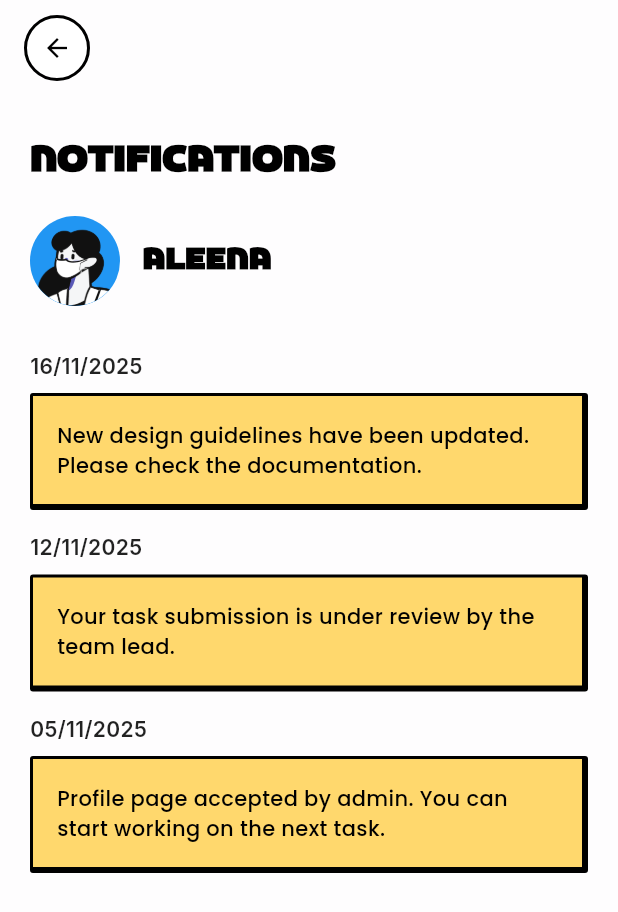
After one commit to Albin2420/aegis, a Flutter app: the NotificationPage screen opened directly, after a tap on "ALEENA", on a phone screen of 412 x 824 dp. The commit adds this screen. Shown: the top 912 px of the screen. Run offline on Flutter 3.47's test engine with Material 3 defaults, Android fonts, the phone set to English and light mode, and no system bars; our stand-ins replace flutter_easyloading, get, google_fonts.

Commit message:
implemented notification page on 17/11/2025 at 2.45 pm

```diff
--- /dev/null
+++ b/lib/src/presentation/controller/Notification/notification_controller.dart
@@ -0,0 +1,19 @@
+import 'package:get/get.dart';
+import '../../screens/Notification/notification_page.dart';
+
+
+/// Controller for switching between list/detail views
+class NotificationController extends GetxController {
+  final isDetailView = false.obs;
+  final selectedPersonData = Rxn<PersonNotificationData>();
+
+  void showDetail(PersonNotificationData data) {
+    selectedPersonData.value = data;
+    isDetailView.value = true;
+  }
+
+  void showList() {
+    selectedPersonData.value = null;
+    isDetailView.value = false;
+  }
+}
--- a/lib/src/presentation/screens/HomePage/home_screen.dart
+++ b/lib/src/presentation/screens/HomePage/home_screen.dart
@@ -3,6 +3,7 @@ import 'package:flutter/services.dart';
 import 'package:get/get.dart';
 import '../../controller/navigation/nav_controller.dart';
 import '../CompletedTask/completed_task_page.dart';
+import '../Notification/notification_page.dart';
 import 'home.dart';
 
 class HomeScreen extends StatelessWidget {
@@ -44,7 +45,7 @@ class HomeScreen extends StatelessWidget {
             children: const [
               Home(),
               CompletedTask(),
-              // NotificationPage(),
+              NotificationPage(),
               // ProfilePage(),
             ],
           );
--- /dev/null
+++ b/lib/src/presentation/screens/Notification/notification_page.dart
@@ -0,0 +1,174 @@
+import 'package:flutter/material.dart';
+import 'package:get/get.dart';
+import '../../controller/Notification/notification_controller.dart';
+import '../../controller/navigation/nav_controller.dart';
+import 'widgets/notification_detail_view.dart';
+import 'widgets/notification_widget.dart';
+
+class NotificationMessage {
+  final String date;
+  final String message;
+  NotificationMessage({required this.date, required this.message});
+}
+
+class PersonNotificationData {
+  final String name;
+  final String avatarImagePath;
+  final Color avatarBackgroundColor;
+  final List<NotificationMessage> messages;
+  PersonNotificationData({
+    required this.name,
+    required this.avatarImagePath,
+    required this.avatarBackgroundColor,
+    required this.messages,
+  });
+}
+
+class NotificationPage extends StatelessWidget {
+  const NotificationPage({super.key});
+
+  @override
+  Widget build(BuildContext context) {
+    final notifController = Get.put(NotificationController());
+    final navController = Get.find<NavigationController>();
+
+    final allNotifications = [
+      PersonNotificationData(
+        name: "ALEENA",
+        avatarImagePath: "assets/images/aleena.png",
+        avatarBackgroundColor: Colors.blue,
+        messages: [
+          NotificationMessage(
+            date: "05/11/2025",
+            message: "Profile page accepted by admin. You can start working on the next task.",
+          ),
+          NotificationMessage(
+            date: "12/11/2025",
+            message: "Your task submission is under review by the team lead.",
+          ),
+          NotificationMessage(
+            date: "16/11/2025",
+            message: "New design guidelines have been updated. Please check the documentation.",
+          ),
+        ],
+      ),
+      PersonNotificationData(
+        name: "SREELAKSHMI",
+        avatarImagePath: "assets/images/sreelakshmi.png",
+        avatarBackgroundColor: Colors.pink,
+        messages: [
+          NotificationMessage(
+            date: "10/11/2025",
+            message: "Home page design has been rejected. Please review the feedback and make necessary changes.",
+          ),
+          NotificationMessage(
+            date: "15/11/2025",
+            message: "Admin has requested revision on the color scheme for the landing page.",
+          ),
+        ],
+      ),
+      PersonNotificationData(
+        name: "ALAN",
+        avatarImagePath: "assets/images/alen.png",
+        avatarBackgroundColor: Colors.purple,
+        messages: [
+          NotificationMessage(
+            date: "12/11/2025",
+            message: "Rework required for Login page. The authentication flow needs to be simplified.",
+          ),
+          NotificationMessage(
+            date: "16/11/2025",
+            message: "Team lead has added comments on your UI design. Please check and update.",
+          ),
+        ],
+      ),
+      PersonNotificationData(
+        name: "ALBIN",
+        avatarImagePath: "assets/images/albin.png",
+        avatarBackgroundColor: Colors.green,
+        messages: [
+          NotificationMessage(
+            date: "17/11/2025",
+            message: "New work has been added to your task list. Priority: High. Deadline: Nov 20.",
+          ),
+          NotificationMessage(
+            date: "17/11/2025",
+            message: "Your settings page implementation was excellent. Keep up the good work!",
+          ),
+        ],
+      ),
+    ];
+
+    return Obx(() {
+      if (notifController.isDetailView.value && notifController.selectedPersonData.value != null) {
+        return NotificationDetailView(
+          personData: notifController.selectedPersonData.value!,
+          onBack: notifController.showList,
+        );
+      } else {
+        return Scaffold(
+          backgroundColor: const Color(0xFFFEFDFE),
+          body: SafeArea(
+            child: SingleChildScrollView(
+              physics: const BouncingScrollPhysics(),
+              child: Padding(
+                padding: const EdgeInsets.symmetric(horizontal: 20, vertical: 12),
+                child: Column(
+                  crossAxisAlignment: CrossAxisAlignment.start,
+                  children: [
+                    // Back Arrow
+                    IconButton(
+                      icon: Container(
+                        padding: const EdgeInsets.all(10),
+                        decoration: const BoxDecoration(
+                          shape: BoxShape.circle,
+                          color: Colors.white,
+                          border: Border.fromBorderSide(
+                            BorderSide(color: Colors.black, width: 2),
+                          ),
+                        ),
+                        child: const Icon(
+                          Icons.arrow_back,
+                          color: Colors.black,
+                          size: 20,
+                        ),
+                      ),
+                      onPressed: () => navController.changeIndex(index: 0),
+                    ),
+                    const SizedBox(height: 10),
+                    // "NOTIFICATIONS" Title
+                    const Text(
+                      "NOTIFICATIONS",
+                      style: TextStyle(
+                        fontFamily: 'Wilker',
+                        fontSize: 24,
+                        fontWeight: FontWeight.w900,
+                        color: Colors.black,
+                      ),
+                    ),
+                    const SizedBox(height: 10),
+                    // Notification List
+                    Column(
+                      children: List.generate(allNotifications.length, (index) {
+                        final person = allNotifications[index];
+                        return NotificationWidget(
+                          name: person.name,
+                          message: person.messages.first.message,
+                          date: person.messages.first.date,
+                          avatarBackgroundColor: person.avatarBackgroundColor,
+                          avatarImagePath: person.avatarImagePath,
+                          isLast: index == allNotifications.length - 1,
+                          onTap: () => notifController.showDetail(person),
+                        );
+                      }),
+                    ),
+                  ],
+                ),
+              ),
+            ),
+          ),
+        );
+      }
+    });
+  }
+}
--- /dev/null
+++ b/lib/src/presentation/screens/Notification/widgets/notification_detail_view.dart
@@ -0,0 +1,144 @@
+import 'package:flutter/material.dart';
+import 'package:google_fonts/google_fonts.dart';
+import '../notification_page.dart';
+
+class NotificationDetailView extends StatelessWidget {
+  final PersonNotificationData personData;
+  final VoidCallback onBack;
+
+  const NotificationDetailView({
+    super.key,
+    required this.personData,
+    required this.onBack,
+  });
+
+  @override
+  Widget build(BuildContext context) {
+    final reversedMessages = personData.messages.reversed.toList();
+    return Scaffold(
+      backgroundColor: const Color(0xFFFEFDFE),
+      body: Column(
+        children: [
+          SafeArea(
+            bottom: false,
+            child: Container(
+              color: const Color(0xFFFEFDFE),
+              padding: const EdgeInsets.symmetric(horizontal: 16, vertical: 10),
+              child: Row(
+                children: [
+                  GestureDetector(
+                    onTap: onBack,
+                    child: Container(
+                      padding: const EdgeInsets.all(10),
+                      decoration: const BoxDecoration(
+                        shape: BoxShape.circle,
+                        color: Colors.white,
+                        border: Border.fromBorderSide(
+                          BorderSide(color: Colors.black, width: 2),
+                        ),
+                      ),
+                      child: const Icon(
+                        Icons.arrow_back,
+                        color: Colors.black,
+                        size: 20,
+                      ),
+                    ),
+                  ),
+                ],
+              ),
+            ),
+          ),
+          Expanded(
+            child: SingleChildScrollView(
+              padding: const EdgeInsets.symmetric(horizontal: 20),
+              child: Column(
+                crossAxisAlignment: CrossAxisAlignment.start,
+                children: [
+                  const SizedBox(height: 26),
+                  const Text(
+                    "NOTIFICATIONS",
+                    style: TextStyle(
+                      fontFamily: 'Wilker',
+                      fontSize: 24,
+                      fontWeight: FontWeight.w900,
+                      color: Colors.black,
+                    ),
+                  ),
+                  const SizedBox(height: 20),
+                  Row(
+                    children: [
+                      CircleAvatar(
+                        radius: 30,
+                        backgroundColor: personData.avatarBackgroundColor,
+                        child: ClipOval(
+                          child: Image.asset(
+                            personData.avatarImagePath,
+                            fit: BoxFit.cover,
+                            width: 60,
+                            height: 60,
+                          ),
+                        ),
+                      ),
+                      const SizedBox(width: 15),
+                      Text(
+                        personData.name.toUpperCase(),
+                        style: const TextStyle(
+                          fontFamily: 'Wilker',
+                          fontSize: 20,
+                          fontWeight: FontWeight.w900,
+                          color: Colors.black,
+                        ),
+                      ),
+                    ],
+                  ),
+                  const SizedBox(height: 30),
+                  ...reversedMessages.map((msg) => Padding(
+                    padding: const EdgeInsets.only(bottom: 15),
+                    child: Column(
+                      crossAxisAlignment: CrossAxisAlignment.start,
+                      children: [
+                        Text(
+                          msg.date,
+                          style: GoogleFonts.inter(
+                            fontSize: 14,
+                            fontWeight: FontWeight.w600,
+                            color: Colors.black87,
+                          ),
+                        ),
+                        const SizedBox(height: 8),
+                        Container(
+                          width: double.infinity,
+                          padding: const EdgeInsets.all(16),
+                          decoration: BoxDecoration(
+                            color: const Color(0xFFFFD86D),
+                            borderRadius: BorderRadius.circular(2),
+                            border: const Border(
+                              top: BorderSide(color: Colors.black, width: 2),
+                              left: BorderSide(color: Colors.black, width: 2),
+                              right: BorderSide(color: Colors.black, width: 4),
+                              bottom: BorderSide(color: Colors.black, width: 4),
+                            ),
+                          ),
+                          child: Text(
+                            msg.message,
+                            style: GoogleFonts.poppins(
+                              fontSize: 14,
+                              fontWeight: FontWeight.w500,
+                              color: Colors.black,
+                              height: 1.4,
+                            ),
+                          ),
+                        ),
+                      ],
+                    ),
+                  )),
+                  const SizedBox(height: 20),
+                ],
+              ),
+            ),
+          ),
+        ],
+      ),
+    );
+  }
+}
--- /dev/null
+++ b/lib/src/presentation/screens/Notification/widgets/notification_widget.dart
@@ -0,0 +1,99 @@
+import 'package:flutter/material.dart';
+import 'package:google_fonts/google_fonts.dart';
+
+class NotificationWidget extends StatelessWidget {
+  final String name;
+  final String message;
+  final String date;
+  final Color avatarBackgroundColor;
+  final String avatarImagePath;
+  final bool isLast;
+  final VoidCallback onTap;
+
+  const NotificationWidget({
+    super.key,
+    required this.name,
+    required this.message,
+    required this.date,
+    required this.avatarBackgroundColor,
+    required this.avatarImagePath,
+    this.isLast = false,
+    required this.onTap,
+  });
+
+  @override
+  Widget build(BuildContext context) {
+    return GestureDetector(
+      onTap: onTap,
+      child: Container(
+        decoration: BoxDecoration(
+          color: const Color(0xFFFFD86D),
+          border: Border(
+            top: const BorderSide(color: Colors.black, width: 2),
+            left: const BorderSide(color: Colors.black, width: 2),
+            right: const BorderSide(color: Colors.black, width: 4),
+            bottom: BorderSide(
+              color: Colors.black,
+              width: isLast ? 4 : 0, // No bottom border for non-last widgets
+            ),
+          ),
+        ),
+        child: Stack(
+          children: [
+            ListTile(
+              contentPadding:
+              const EdgeInsets.symmetric(horizontal: 16, vertical: 8),
+              leading: CircleAvatar(
+                backgroundColor: avatarBackgroundColor,
+                child: Image.asset(
+                  avatarImagePath,
+                  fit: BoxFit.cover,
+                ),
+              ),
+              title: Text(
+                name,
+                style: const TextStyle(
+                  fontFamily: 'Wilker',
+                  fontWeight: FontWeight.w900,
+                  fontSize: 16,
+                  color: Colors.black,
+                ),
+              ),
+              subtitle: Text(
+                message,
+                maxLines: 1, // 👈 Restrict to a single line
+                overflow: TextOverflow.ellipsis, // 👈 Add "..."
+                style: GoogleFonts.inter(
+                  fontSize: 14,
+                  fontWeight: FontWeight.w600,
+                  letterSpacing: 1,
+                  color: Colors.black,
+                ),
+              ),
+            ),
+            Positioned(
+              top: 8,
+              right: 8,
+              child: Container(
+                padding:
+                const EdgeInsets.symmetric(horizontal: 6, vertical: 2),
+                decoration: BoxDecoration(
+                  color: const Color(0xFFFFD86D),
+                  border: Border.all(color: Colors.black, width: 2),
+                ),
+                child: Text(
+                  date,
+                  style: GoogleFonts.poppins(
+                    fontSize: 12,
+                    fontWeight: FontWeight.w700,
+                    color: Colors.black,
+                  ),
+                ),
+              ),
+            ),
+          ],
+        ),
+      ),
+    );
+  }
+}
```
Also changed, not shown: assets/images/albin.png (added), assets/images/aleena.png (added), assets/images/alen.png (added), assets/images/sreelakshmi.png (added).
